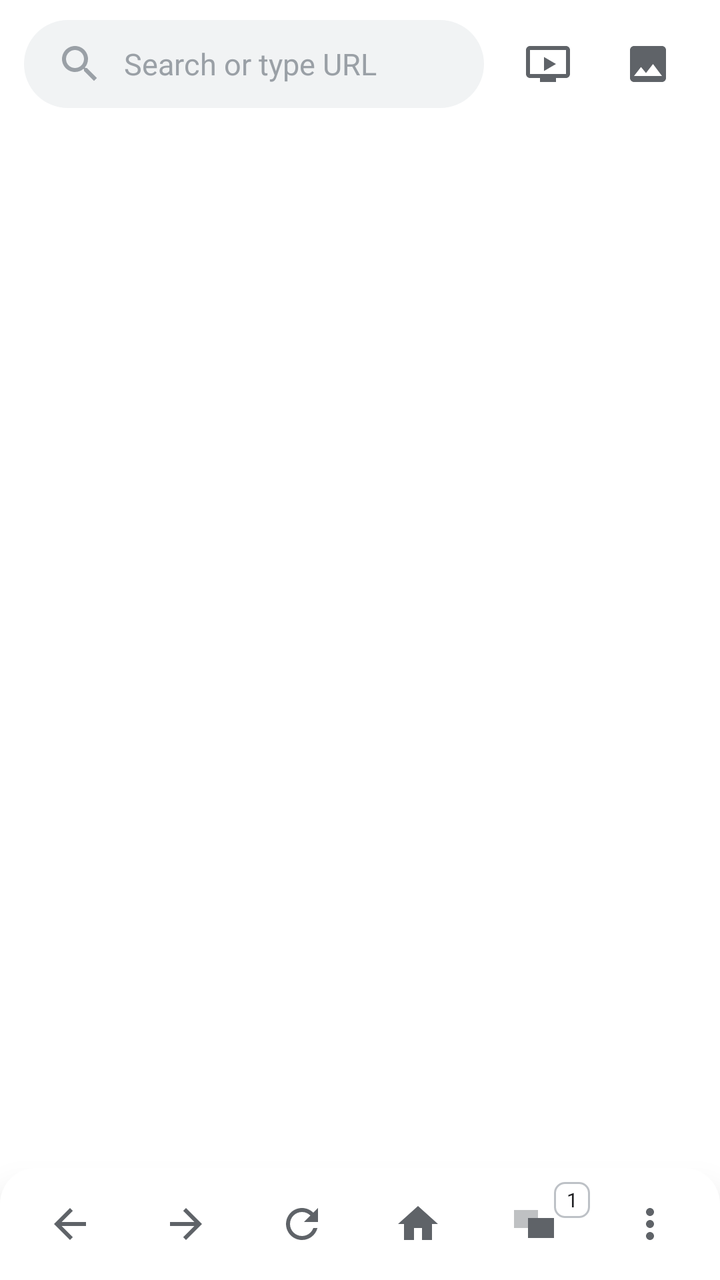
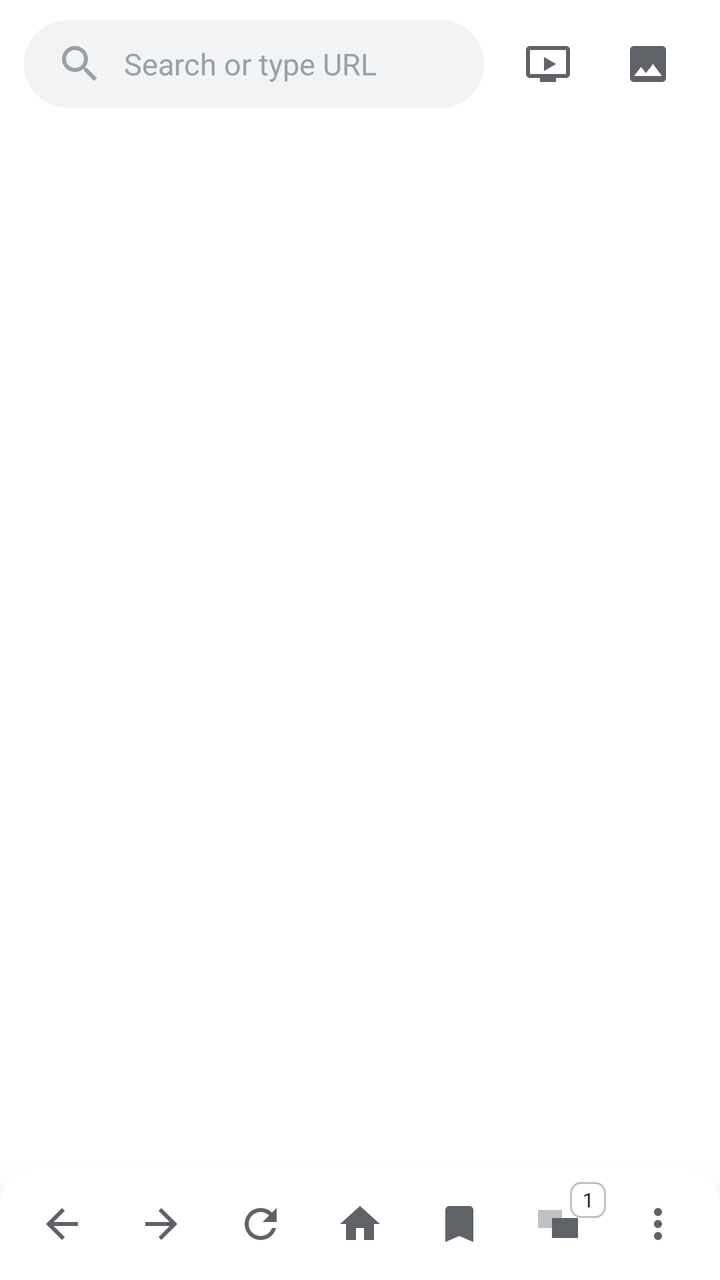

Two renders of the same Android screen: before a commit and after it. Below are the layout's source before the change and the commit's diff.
<!-- AndroidManifest.xml: application theme AppTheme -->
<!-- res/layout/activity_main.xml -->
<?xml version="1.0" encoding="utf-8"?>
<LinearLayout xmlns:android="http://schemas.android.com/apk/res/android"
    android:layout_width="match_parent"
    android:layout_height="match_parent"
    android:background="#FFFFFF"
    android:orientation="vertical">

    
    <LinearLayout
        android:id="@+id/topBar"
        android:layout_width="match_parent"
        android:layout_height="wrap_content"
        android:gravity="center_vertical"
        android:orientation="horizontal"
        android:paddingStart="12dp"
        android:paddingTop="8dp"
        android:paddingEnd="12dp"
        android:paddingBottom="8dp">

        <EditText
            android:id="@+id/editUrl"
            android:layout_width="0dp"
            android:layout_height="44dp"
            android:layout_weight="1"
            android:background="@drawable/bg_url"
            android:drawableStart="@drawable/ic_search"
            android:drawablePadding="10dp"
            android:drawableTint="#9AA0A6"
            android:hint="@string/hint_url"
            android:imeOptions="actionGo"
            android:inputType="textUri"
            android:paddingStart="16dp"
            android:paddingEnd="16dp"
            android:singleLine="true"
            android:textColor="#202124"
            android:textColorHint="#9AA0A6"
            android:textSize="15sp" />

        <FrameLayout
            android:layout_width="48dp"
            android:layout_height="48dp"
            android:layout_marginStart="8dp">

            <ImageButton
                android:id="@+id/btnVideos"
                android:layout_width="44dp"
                android:layout_height="44dp"
                android:layout_gravity="center"
                android:background="@drawable/bg_btn_ripple"
                android:contentDescription="@string/cd_videos"
                android:padding="11dp"
                android:src="@drawable/ic_video"
                android:tint="@color/icon_tint" />

            <TextView
                android:id="@+id/badgeVideos"
                android:layout_width="wrap_content"
                android:layout_height="18dp"
                android:layout_gravity="top|end"
                android:layout_marginTop="1dp"
                android:layout_marginEnd="1dp"
                android:background="@drawable/bg_badge"
                android:gravity="center"
                android:minWidth="18dp"
                android:paddingStart="4dp"
                android:paddingEnd="4dp"
                android:text="0"
                android:textColor="#FFFFFF"
                android:textSize="10sp"
                android:textStyle="bold"
                android:visibility="gone" />
        </FrameLayout>

        <FrameLayout
            android:layout_width="48dp"
            android:layout_height="48dp"
            android:layout_marginStart="2dp">

            <ImageButton
                android:id="@+id/btnImages"
                android:layout_width="44dp"
                android:layout_height="44dp"
                android:layout_gravity="center"
                android:background="@drawable/bg_btn_ripple"
                android:contentDescription="@string/cd_images"
                android:padding="11dp"
                android:src="@drawable/ic_image"
                android:tint="@color/icon_tint" />

            <TextView
                android:id="@+id/badgeImages"
                android:layout_width="wrap_content"
                android:layout_height="18dp"
                android:layout_gravity="top|end"
                android:layout_marginTop="1dp"
                android:layout_marginEnd="1dp"
                android:background="@drawable/bg_badge"
                android:gravity="center"
                android:minWidth="18dp"
                android:paddingStart="4dp"
                android:paddingEnd="4dp"
                android:text="0"
                android:textColor="#FFFFFF"
                android:textSize="10sp"
                android:textStyle="bold"
                android:visibility="gone" />
        </FrameLayout>
    </LinearLayout>

    
    <FrameLayout
        android:id="@+id/webContainer"
        android:layout_width="match_parent"
        android:layout_height="0dp"
        android:layout_weight="1" />

    
    <LinearLayout
        android:id="@+id/findBar"
        android:layout_width="match_parent"
        android:layout_height="wrap_content"
        android:gravity="center_vertical"
        android:orientation="horizontal"
        android:paddingStart="12dp"
        android:paddingTop="6dp"
        android:paddingEnd="12dp"
        android:paddingBottom="6dp"
        android:visibility="gone">

        <EditText
            android:id="@+id/findInput"
            android:layout_width="0dp"
            android:layout_height="40dp"
            android:layout_weight="1"
            android:background="@drawable/bg_url"
            android:hint="페이지에서 찾기"
            android:paddingStart="16dp"
            android:paddingEnd="16dp"
            android:singleLine="true"
            android:textSize="14sp" />

        <ImageButton
            android:id="@+id/btnFindPrev"
            android:layout_width="40dp"
            android:layout_height="40dp"
            android:layout_marginStart="4dp"
            android:background="@drawable/bg_btn_ripple"
            android:contentDescription="이전"
            android:padding="9dp"
            android:src="@drawable/ic_expand_less"
            android:tint="@color/icon_tint" />

        <ImageButton
            android:id="@+id/btnFindNext"
            android:layout_width="40dp"
            android:layout_height="40dp"
            android:layout_marginStart="4dp"
            android:background="@drawable/bg_btn_ripple"
            android:contentDescription="다음"
            android:padding="9dp"
            android:src="@drawable/ic_expand_more"
            android:tint="@color/icon_tint" />

        <ImageButton
            android:id="@+id/btnFindClose"
            android:layout_width="40dp"
            android:layout_height="40dp"
            android:layout_marginStart="4dp"
            android:background="@drawable/bg_btn_ripple"
            android:contentDescription="닫기"
            android:padding="9dp"
            android:src="@drawable/ic_close"
            android:tint="@color/icon_tint" />
    </LinearLayout>

    
    <LinearLayout
        android:id="@+id/mediaPanel"
        android:layout_width="match_parent"
        android:layout_height="280dp"
        android:background="#FFFFFF"
        android:orientation="vertical"
        android:visibility="gone">

        
        <LinearLayout
            android:layout_width="match_parent"
            android:layout_height="40dp"
            android:gravity="center_vertical"
            android:orientation="horizontal"
            android:paddingStart="12dp"
            android:paddingEnd="8dp">

            <TextView
                android:id="@+id/txtMediaHeader"
                android:layout_width="0dp"
                android:layout_height="wrap_content"
                android:layout_weight="1"
                android:textColor="#202124"
                android:textSize="13sp"
                android:textStyle="bold" />

            <TextView
                android:id="@+id/txtToggleBlocked"
                android:layout_width="wrap_content"
                android:layout_height="30dp"
                android:background="@drawable/bg_btn_ripple"
                android:gravity="center"
                android:paddingStart="10dp"
                android:paddingEnd="10dp"
                android:textColor="#1A73E8"
                android:textSize="12sp"
                android:visibility="gone" />

            <TextView
                android:id="@+id/btnSelectAll"
                android:layout_width="wrap_content"
                android:layout_height="30dp"
                android:background="@drawable/bg_btn_ripple"
                android:gravity="center"
                android:paddingStart="10dp"
                android:paddingEnd="10dp"
                android:text="@string/select_all"
                android:textColor="#1A73E8"
                android:textSize="12sp"
                android:visibility="gone" />

            <Button
                android:id="@+id/btnDlSelected"
                android:layout_width="wrap_content"
                android:layout_height="32dp"
                android:layout_marginStart="6dp"
                android:background="@drawable/bg_btn_primary"
                android:paddingStart="12dp"
                android:paddingEnd="12dp"
                android:text="@string/dl_selected"
                android:textColor="#FFFFFF"
                android:textSize="12sp"
                android:visibility="gone" />
        </LinearLayout>

        <androidx.recyclerview.widget.RecyclerView
            android:id="@+id/videoList"
            android:layout_width="match_parent"
            android:layout_height="0dp"
            android:layout_weight="1"
            android:visibility="gone" />

        <androidx.recyclerview.widget.RecyclerView
            android:id="@+id/imageGrid"
            android:layout_width="match_parent"
            android:layout_height="0dp"
            android:layout_weight="1"
            android:visibility="gone" />
    </LinearLayout>

    
    <LinearLayout
        android:id="@+id/bottomBar"
        android:layout_width="match_parent"
        android:layout_height="56dp"
        android:background="@drawable/bg_bottom_bar"
        android:elevation="12dp"
        android:gravity="center"
        android:orientation="horizontal"
        android:paddingStart="6dp"
        android:paddingEnd="6dp">

        <ImageButton
            android:id="@+id/btnNavBack"
            android:layout_width="0dp"
            android:layout_height="44dp"
            android:layout_weight="1"
            android:background="@drawable/bg_btn_ripple"
            android:contentDescription="뒤로"
            android:padding="11dp"
            android:src="@drawable/ic_arrow_back"
            android:tint="@color/icon_tint" />

        <ImageButton
            android:id="@+id/btnNavForward"
            android:layout_width="0dp"
            android:layout_height="44dp"
            android:layout_weight="1"
            android:background="@drawable/bg_btn_ripple"
            android:contentDescription="앞으로"
            android:padding="11dp"
            android:src="@drawable/ic_arrow_forward"
            android:tint="@color/icon_tint" />

        <ImageButton
            android:id="@+id/btnNavRefresh"
            android:layout_width="0dp"
            android:layout_height="44dp"
            android:layout_weight="1"
            android:background="@drawable/bg_btn_ripple"
            android:contentDescription="새로고침"
            android:padding="11dp"
            android:src="@drawable/ic_refresh"
            android:tint="@color/icon_tint" />

        <ImageButton
            android:id="@+id/btnNavHome"
            android:layout_width="0dp"
            android:layout_height="44dp"
            android:layout_weight="1"
            android:background="@drawable/bg_btn_ripple"
            android:contentDescription="홈"
            android:padding="11dp"
            android:src="@drawable/ic_home"
            android:tint="@color/icon_tint" />

        <FrameLayout
            android:layout_width="0dp"
            android:layout_height="44dp"
            android:layout_weight="1">

            <ImageButton
                android:id="@+id/btnNavTabs"
                android:layout_width="44dp"
                android:layout_height="44dp"
                android:layout_gravity="center"
                android:background="@drawable/bg_btn_ripple"
                android:contentDescription="탭"
                android:padding="11dp"
                android:src="@drawable/ic_tabs"
                android:tint="@color/icon_tint" />

            <TextView
                android:id="@+id/badgeTabs"
                android:layout_width="wrap_content"
                android:layout_height="18dp"
                android:layout_gravity="top|end"
                android:layout_marginTop="1dp"
                android:layout_marginEnd="1dp"
                android:background="@drawable/bg_badge_tab"
                android:gravity="center"
                android:minWidth="18dp"
                android:paddingStart="4dp"
                android:paddingEnd="4dp"
                android:text="1"
                android:textColor="#202124"
                android:textSize="10sp" />
        </FrameLayout>

        <ImageButton
            android:id="@+id/btnNavMenu"
            android:layout_width="0dp"
            android:layout_height="44dp"
            android:layout_weight="1"
            android:background="@drawable/bg_btn_ripple"
            android:contentDescription="메뉴"
            android:padding="11dp"
            android:src="@drawable/ic_menu_vert"
            android:tint="@color/icon_tint" />
    </LinearLayout>
</LinearLayout>
<!-- resources referenced by this layout -->
<resources>
  <color name="icon_tint">#5F6368</color>
  <!-- drawable bg_badge (drawable) -->
  <?xml version="1.0" encoding="utf-8"?>
  <shape xmlns:android="http://schemas.android.com/apk/res/android"
      android:shape="oval">
      <solid android:color="#D93025" />
  </shape>
  <!-- drawable bg_badge_tab (drawable) -->
  <?xml version="1.0" encoding="utf-8"?>
  <shape xmlns:android="http://schemas.android.com/apk/res/android"
      android:shape="rectangle">
      <solid android:color="#FFFFFF" />
      <stroke
          android:width="1dp"
          android:color="#BDC1C6" />
      <corners android:radius="5dp" />
  </shape>
  <!-- drawable bg_bottom_bar (drawable) -->
  <?xml version="1.0" encoding="utf-8"?>
  <shape xmlns:android="http://schemas.android.com/apk/res/android"
      android:shape="rectangle">
      <solid android:color="#FFFFFF" />
      <corners
          android:topLeftRadius="18dp"
          android:topRightRadius="18dp" />
  </shape>
  <!-- drawable bg_url (drawable) -->
  <?xml version="1.0" encoding="utf-8"?>
  <shape xmlns:android="http://schemas.android.com/apk/res/android"
      android:shape="rectangle">
      <solid android:color="#F1F3F4" />
      <corners android:radius="22dp" />
  </shape>
  <!-- drawable ic_arrow_back (drawable) -->
  <vector xmlns:android="http://schemas.android.com/apk/res/android"
      android:width="24dp"
      android:height="24dp"
      android:viewportWidth="24"
      android:viewportHeight="24">
      <path
          android:fillColor="#FFFFFF"
          android:pathData="M20,11H7.83l5.59,-5.59L12,4l-8,8 8,8 1.41,-1.41L7.83,13H20v-2z" />
  </vector>
  <!-- drawable ic_arrow_forward (drawable) -->
  <vector xmlns:android="http://schemas.android.com/apk/res/android"
      android:width="24dp"
      android:height="24dp"
      android:viewportWidth="24"
      android:viewportHeight="24">
      <path
          android:fillColor="#FFFFFF"
          android:pathData="M12,4l-1.41,1.41L16.17,11H4v2h12.17l-5.58,5.59L12,20l8,-8 -8,-8z" />
  </vector>
  <!-- drawable ic_expand_less (drawable) -->
  <vector xmlns:android="http://schemas.android.com/apk/res/android"
      android:width="24dp"
      android:height="24dp"
      android:viewportWidth="24"
      android:viewportHeight="24">
      <path
          android:fillColor="#FFFFFF"
          android:pathData="M12,8l-6,6 1.41,1.41L12,10.83l4.59,4.58L18,14z" />
  </vector>
  <!-- drawable ic_expand_more (drawable) -->
  <vector xmlns:android="http://schemas.android.com/apk/res/android"
      android:width="24dp"
      android:height="24dp"
      android:viewportWidth="24"
      android:viewportHeight="24">
      <path
          android:fillColor="#FFFFFF"
          android:pathData="M16.59,8.59L12,13.17 7.41,8.59 6,10l6,6 6,-6z" />
  </vector>
  <!-- drawable ic_home (drawable) -->
  <vector xmlns:android="http://schemas.android.com/apk/res/android"
      android:width="24dp"
      android:height="24dp"
      android:viewportWidth="24"
      android:viewportHeight="24">
      <path
          android:fillColor="#FFFFFF"
          android:pathData="M10,20v-6h4v6h5v-8h3L12,3 2,12h3v8z" />
  </vector>
  <string name="cd_images">Images</string>
  <string name="cd_videos">Videos</string>
  <string name="dl_selected">Download selected (%d)</string>
  <string name="hint_url">Search or type URL</string>
  <string name="select_all">Select all</string>
  <!-- unchanged entries left out for length: 10 -->
</resources>

<!-- the commit's change to res/layout/activity_main.xml (unified diff, before → after) -->
@@ -310,6 +310,17 @@
             android:src="@drawable/ic_home"
             android:tint="@color/icon_tint" />
 
+        <ImageButton
+            android:id="@+id/btnNavBookmark"
+            android:layout_width="0dp"
+            android:layout_height="44dp"
+            android:layout_weight="1"
+            android:background="@drawable/bg_btn_ripple"
+            android:contentDescription="즐겨찾기 추가"
+            android:padding="11dp"
+            android:src="@drawable/ic_bookmark_add"
+            android:tint="@color/icon_tint" />
+
         <FrameLayout
             android:layout_width="0dp"
             android:layout_height="44dp"
<!-- resource entries referenced after the edit -->
@@ -53,6 +53,19 @@
           android:fillColor="#FFFFFF"
           android:pathData="M12,4l-1.41,1.41L16.17,11H4v2h12.17l-5.58,5.59L12,20l8,-8 -8,-8z" />
   </vector>
+  <!-- drawable ic_bookmark_add (drawable) -->
+  <vector xmlns:android="http://schemas.android.com/apk/res/android"
+      android:width="24dp"
+      android:height="24dp"
+      android:viewportWidth="24"
+      android:viewportHeight="24">
+      <path
+          android:fillColor="#5F6368"
+          android:pathData="M17,3H7C5.9,3 5,3.9 5,5V21L12,18L19,21V5C19,3.9 18.1,3 17,3Z" />
+      <path
+          android:fillColor="#FFFFFF"
+          android:pathData="M12,7.6L13.06,10.14L15.8,10.35L13.7,12.12L14.4,14.77L12,13.27L9.6,14.77L10.3,12.12L8.2,10.35L10.94,10.14Z" />
+  </vector>
   <!-- drawable ic_expand_less (drawable) -->
   <vector xmlns:android="http://schemas.android.com/apk/res/android"
       android:width="24dp"
